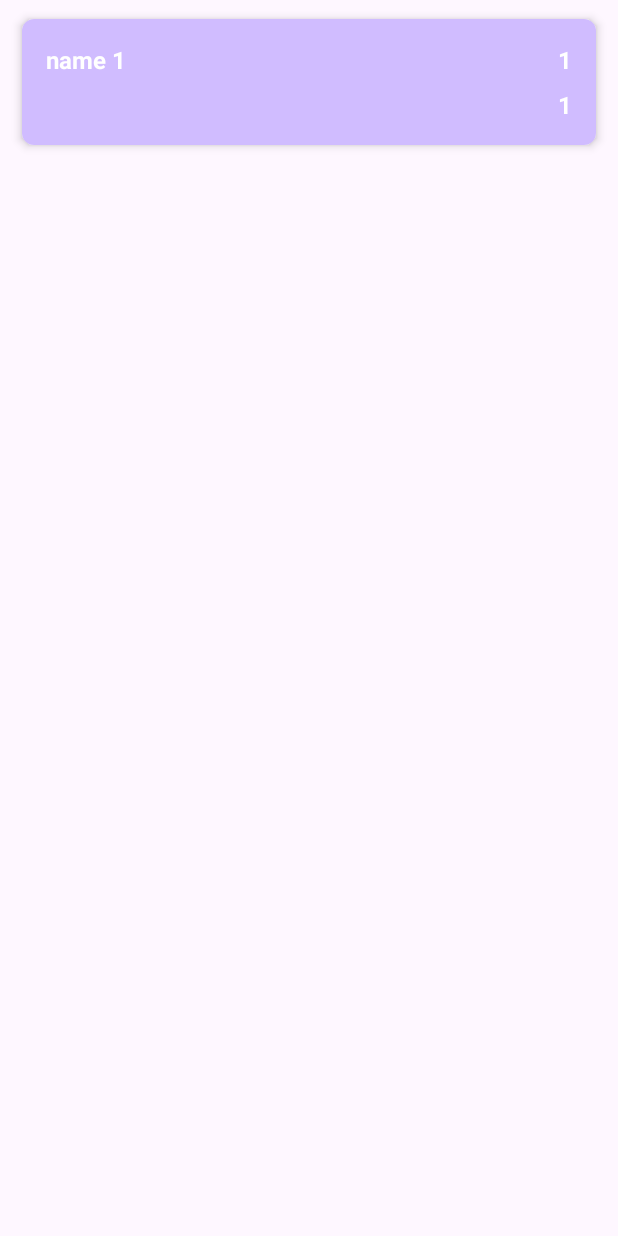
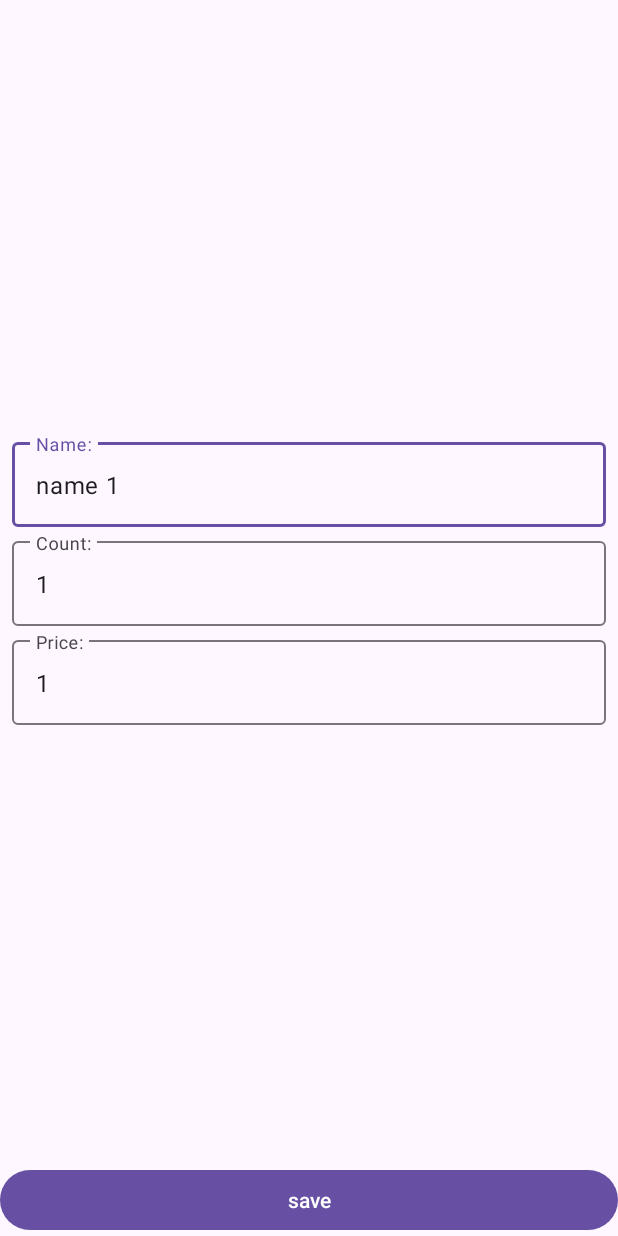
Before and after one commit to EgorPoprotskiy/MyShopping, an Android app: the screen it shows after launch (MainActivity before the commit, ShopItemActivity after it), after a tap on an icon or button, on a phone screen of 412 x 824 dp. Run offline under Robolectric (Android 15) with nearby library versions, the phone set to English and light mode, and no system bars.

Commit message:
two screen & ViewModel

```diff
--- a/app/src/main/AndroidManifest.xml
+++ b/app/src/main/AndroidManifest.xml
@@ -13,6 +13,10 @@
         android:theme="@style/Theme.MyShopping"
         tools:targetApi="31">
         <activity
+            android:name=".presentation.ShopItemActivity"
+            android:windowSoftInputMode="adjustResize"
+            android:exported="false" />
+        <activity
             android:name=".presentation.MainActivity"
             android:exported="true">
             <intent-filter>
@@ -22,5 +26,4 @@
             </intent-filter>
         </activity>
     </application>
-
 </manifest>
--- a/app/src/main/java/com/egorpoprotskiy/myshopping/data/ShopListRepositoryImpl.kt
+++ b/app/src/main/java/com/egorpoprotskiy/myshopping/data/ShopListRepositoryImpl.kt
@@ -8,8 +8,9 @@ import java.lang.RuntimeException
 import kotlin.random.Random
 
 object ShopListRepositoryImpl: ShopRepository {
+    private val shopListAllLD = MutableLiveData<List<ShopItem>>()
     private val shopItemAll = sortedSetOf<ShopItem>({ o1, o2 -> o1.id.compareTo(o2.id) })
-    private val shopListAllLD = MutableLiveData<List<ShopItem>>()
+
     private var autoIncrementId = 0
     init {
         for (i in 1 until 10) {
--- a/app/src/main/java/com/egorpoprotskiy/myshopping/presentation/MainActivity.kt
+++ b/app/src/main/java/com/egorpoprotskiy/myshopping/presentation/MainActivity.kt
@@ -7,6 +7,7 @@ import androidx.lifecycle.ViewModelProvider
 import androidx.recyclerview.widget.ItemTouchHelper
 import androidx.recyclerview.widget.RecyclerView
 import com.egorpoprotskiy.myshopping.R
+import com.google.android.material.floatingactionbutton.FloatingActionButton
 
 class MainActivity : AppCompatActivity() {
     private lateinit var viewModel: MainViewModel
@@ -18,6 +19,11 @@ class MainActivity : AppCompatActivity() {
         viewModel = ViewModelProvider(this)[MainViewModel::class.java]
         viewModel.shopList.observe(this) {
             shopListAdapter.submitList(it)
+        }
+        val buttonAddItem = findViewById<FloatingActionButton>(R.id.add_item)
+        buttonAddItem.setOnClickListener {
+            val intent = ShopItemActivity.newIntentAddItem(this)
+            startActivity(intent)
         }
     }
     private fun setupRecyclerView() {
@@ -45,7 +51,8 @@ class MainActivity : AppCompatActivity() {
     }
     private fun setupOnClickListener() {
         shopListAdapter.onShopItemClickListener = {
-            TODO()
+            val intent = ShopItemActivity.newIntentEditItem(this, it.id)
+            startActivity(intent)
         }
     }
     private fun setupOnSwipe(recyclerViewList: RecyclerView) {
--- /dev/null
+++ b/app/src/main/java/com/egorpoprotskiy/myshopping/presentation/ShopItemActivity.kt
@@ -0,0 +1,168 @@
+package com.egorpoprotskiy.myshopping.presentation
+
+import android.content.Context
+import android.content.Intent
+import androidx.appcompat.app.AppCompatActivity
+import android.os.Bundle
+import android.text.Editable
+import android.text.TextWatcher
+import android.widget.Button
+import android.widget.TextView
+import androidx.lifecycle.ViewModel
+import androidx.lifecycle.ViewModelProvider
+import com.egorpoprotskiy.myshopping.R
+import com.egorpoprotskiy.myshopping.domain.ShopItem
+import com.google.android.material.textfield.TextInputLayout
+
+class ShopItemActivity : AppCompatActivity() {
+    private lateinit var viewModel: ShopItemViewModel
+    private lateinit var tilName: TextInputLayout
+    private lateinit var etName: TextView
+    private lateinit var tilNameCount: TextInputLayout
+    private lateinit var etNameCount: TextView
+    private lateinit var tilPriceCount: TextInputLayout
+    private lateinit var etPriceCount: TextView
+    private lateinit var buttonSave: Button
+    private var screenMode = MODE_UNKNOW
+    private var shopItemId = ShopItem.ID_NOTFOUND
+
+    override fun onCreate(savedInstanceState: Bundle?) {
+        super.onCreate(savedInstanceState)
+        setContentView(R.layout.activity_shop_item)
+        parseIntent()
+        viewModel = ViewModelProvider(this)[ShopItemViewModel::class.java]
+        initViews()
+        addTextChangeListener()
+        launchRightMode()
+        observeViewModel()
+    }
+
+    private fun initViews() {
+        tilName = findViewById(R.id.til_name)
+        etName = findViewById(R.id.et_name)
+        tilNameCount = findViewById(R.id.til_nameCount)
+        etNameCount = findViewById(R.id.et_nameCount)
+        tilPriceCount = findViewById(R.id.til_priceCount)
+        etPriceCount = findViewById(R.id.et_priceCount)
+        buttonSave = findViewById(R.id.save_button)
+    }
+
+    private fun parseIntent() {
+        if (!intent.hasExtra(EXTRA_SCREEN_MODE)) {
+            throw RuntimeException("param screen mode is absent")
+        }
+        val mode = intent.getStringExtra(EXTRA_SCREEN_MODE)
+        if (mode != MODE_EDIT && mode != MODE_ADD) {
+            throw RuntimeException("Unknow screen mode $mode")
+        }
+        screenMode = mode
+        if (screenMode == MODE_EDIT) {
+            if (!intent.hasExtra(EXTRA_SHOP_ITEM_ID)) {
+                throw RuntimeException("param shop item id is absent")
+            }
+            shopItemId = intent.getIntExtra(EXTRA_SHOP_ITEM_ID, ShopItem.ID_NOTFOUND)
+        }
+    }
+
+    private fun launchRightMode() {
+        when (screenMode) {
+            MODE_EDIT -> launchEditMode()
+            MODE_ADD -> launchAddMode()
+        }
+    }
+
+    private fun launchEditMode() {
+        viewModel.getShopItem(shopItemId)
+        viewModel.shopItem.observe(this) {
+            etName.setText(it.name)
+            etNameCount.setText(it.nameCount.toString())
+            etPriceCount.setText(it.priceCount.toString())
+        }
+        buttonSave.setOnClickListener {
+            viewModel.editShopItem(etName.text?.toString(), etNameCount.text?.toString(), etPriceCount.text?.toString())
+        }
+    }
+    private fun launchAddMode() {
+        viewModel.addShopItem(etName.text?.toString(), etNameCount.text?.toString(), etPriceCount.text?.toString())
+    }
+
+    private fun addTextChangeListener() {
+        etName.addTextChangedListener(object : TextWatcher {
+            override fun beforeTextChanged(s: CharSequence?, start: Int, count: Int, after: Int) {
+            }
+            override fun onTextChanged(s: CharSequence?, start: Int, count: Int, after: Int) {
+                viewModel.resetErrorInputName()
+            }
+            override fun afterTextChanged(p0: Editable?) {
+            }
+        })
+        etNameCount.addTextChangedListener(object : TextWatcher {
+            override fun beforeTextChanged(s: CharSequence?, start: Int, count: Int, after: Int) {
+            }
+            override fun onTextChanged(s: CharSequence?, start: Int, count: Int, after: Int) {
+                viewModel.resetErrorInputNameCount()
+            }
+            override fun afterTextChanged(p0: Editable?) {
+            }
+        })
+        etPriceCount.addTextChangedListener(object : TextWatcher {
+            override fun beforeTextChanged(s: CharSequence?, start: Int, count: Int, after: Int) {
+            }
+            override fun onTextChanged(s: CharSequence?, start: Int, count: Int, after: Int) {
+                viewModel.resetErrorInputPriceCount()
+            }
+            override fun afterTextChanged(p0: Editable?) {
+            }
+        })
+    }
+    private fun observeViewModel() {
+        viewModel.errorInputName.observe(this) {
+            val message = if (it) {
+                getString(R.string.error_input_name)
+            } else {
+                null
+            }
+            tilName.error = message
+        }
+        viewModel.errorInputNameCount.observe(this) {
+            val message = if (it) {
+                getString(R.string.error_input_nameCount)
+            } else {
+                null
+            }
+            tilNameCount.error = message
+        }
+        viewModel.errorInputPriceCount.observe(this) {
+            val message = if (it) {
+                getString(R.string.error_input_priceCount)
+            } else {
+                null
+            }
+            tilPriceCount.error = message
+        }
+        viewModel.shouldCloseScreen.observe(this){
+            finish()
+        }
+    }
+
+    companion object {
+        private const val EXTRA_SCREEN_MODE = "extra_mode"
+        private const val EXTRA_SHOP_ITEM_ID = "extra_shop_item_id"
+        private const val MODE_ADD = "mode_add"
+        private const val MODE_EDIT = "mode_edit"
+        private const val MODE_UNKNOW = ""
+
+        fun newIntentAddItem(context: Context): Intent {
+            val intent = Intent(context, ShopItemActivity::class.java)
+            intent.putExtra(EXTRA_SCREEN_MODE, MODE_ADD)
+            return intent
+        }
+
+        fun newIntentEditItem(context: Context, shopItemId: Int): Intent {
+            val intent = Intent(context, ShopItemActivity::class.java)
+            intent.putExtra(EXTRA_SCREEN_MODE, MODE_EDIT)
+            intent.putExtra(EXTRA_SHOP_ITEM_ID, shopItemId)
+            return intent
+        }
+    }
+}
--- /dev/null
+++ b/app/src/main/java/com/egorpoprotskiy/myshopping/presentation/ShopItemViewModel.kt
@@ -0,0 +1,117 @@
+package com.egorpoprotskiy.myshopping.presentation
+
+import android.app.Application
+import androidx.lifecycle.LiveData
+import androidx.lifecycle.MutableLiveData
+import androidx.lifecycle.ViewModel
+import com.egorpoprotskiy.myshopping.data.ShopListRepositoryImpl
+import com.egorpoprotskiy.myshopping.domain.AddShopItemUseCase
+import com.egorpoprotskiy.myshopping.domain.EditShopItemUseCase
+import com.egorpoprotskiy.myshopping.domain.GetShopItemUseCase
+import com.egorpoprotskiy.myshopping.domain.ShopItem
+import java.lang.Exception
+
+class ShopItemViewModel: ViewModel() {
+    private val repository = ShopListRepositoryImpl
+    private val getShopItemUseCase = GetShopItemUseCase(repository)
+    private val addShopItemUseCase = AddShopItemUseCase(repository)
+    private val editShopItemUseCase = EditShopItemUseCase(repository)
+
+    fun addShopItem(inputName: String?, inputNameCount: String?, inputPriceCount: String?) {
+        val name = parseName(inputName)
+        val nameCount = parseNameCount(inputNameCount)
+        val priceCount = parsePriceCount(inputPriceCount)
+        val fieldsValid = validateInput(name, nameCount, priceCount)
+        if (fieldsValid) {
+            val shopItem = ShopItem(name, nameCount, priceCount, true)
+            addShopItemUseCase.addShopItem(shopItem)
+            finishWork()
+        }
+    }
+    private fun parseName(inputName: String?): String {
+        return inputName?.trim() ?: ""
+    }
+    private fun parseNameCount(inputNameCout: String?): Int {
+        return try {
+            inputNameCout?.trim()?.toInt() ?: 0
+        } catch (e: Exception) {
+            0
+        }
+    }
+    private fun parsePriceCount(inputPriceCount: String?): Int {
+        return try {
+            inputPriceCount?.trim()?.toInt() ?: 0
+        } catch (e: Exception) {
+            0
+        }
+    }
+
+
+    private val _shopItem = MutableLiveData<ShopItem>()
+    val shopItem: LiveData<ShopItem>
+        get() = _shopItem
+    fun getShopItem(shopItemId: Int) {
+        val item = getShopItemUseCase.getShopItem(shopItemId)
+        _shopItem.value = item
+    }
+    private val _shouldCloseScreen = MutableLiveData<Unit>()
+    val shouldCloseScreen: LiveData<Unit>
+        get() = _shouldCloseScreen
+    fun editShopItem(inputName: String?, inputNameCount: String?, inputPriceCount: String?) {
+        val name = parseName(inputName)
+        val nameCount = parseNameCount(inputNameCount)
+        val priceCount = parsePriceCount(inputPriceCount)
+        val fieldsValid = validateInput(name, nameCount, priceCount)
+        if (fieldsValid) {
+            _shopItem.value?.let {
+                val item = it.copy(name = name, nameCount = nameCount, priceCount = priceCount)
+                addShopItemUseCase.addShopItem(item)
+                finishWork()
+            }
+        }
+    }
+
+
+    private val _errorInputName = MutableLiveData<Boolean>()
+    val errorInputName: LiveData<Boolean>
+        get() = _errorInputName
+
+    private val _errorInputNameCount = MutableLiveData<Boolean>()
+    val errorInputNameCount: LiveData<Boolean>
+        get() = _errorInputNameCount
+
+    private val _errorinputPriceCount = MutableLiveData<Boolean>()
+    val errorInputPriceCount: LiveData<Boolean>
+        get() = _errorinputPriceCount
+
+
+    private fun validateInput(name: String, nameCount: Int, priceCount: Int): Boolean {
+        var result = true
+        if (name.isBlank()) {
+            _errorInputName.value = true
+            result = true
+        }
+        if (nameCount <= 0) {
+            _errorInputNameCount.value = true
+            result = false
+        }
+        if (priceCount <= 0) {
+            _errorinputPriceCount.value = true
+            result = false
+        }
+        return result
+    }
+    fun resetErrorInputName() {
+        _errorInputName.value = false
+    }
+    fun resetErrorInputNameCount() {
+        _errorInputNameCount.value = false
+    }
+    fun resetErrorInputPriceCount() {
+        _errorinputPriceCount.value = false
+    }
+
+    private fun finishWork() {
+        _shouldCloseScreen.value = Unit
+    }
+}
--- a/app/src/main/java/com/egorpoprotskiy/myshopping/presentation/ShopListAdapter.kt
+++ b/app/src/main/java/com/egorpoprotskiy/myshopping/presentation/ShopListAdapter.kt
@@ -45,9 +45,9 @@ class ShopListAdapter: ListAdapter<ShopItem, ShopItemViewHolder>(ShopItemDiffCal
     }
 
     companion object {
-        const val VIEW_TYPE_ACTIVE = 0
-        const val VIEW_TYPE_INACTIVE = 1
+        const val VIEW_TYPE_ACTIVE = 100
+        const val VIEW_TYPE_INACTIVE = 101
 
-        const val MAX_SIZE_POOL = 15
+        const val MAX_SIZE_POOL = 30
     }
 }
--- /dev/null
+++ b/app/src/main/res/drawable/baseline_add_24.xml
@@ -0,0 +1,5 @@
+<vector android:height="24dp" android:tint="#000000"
+    android:viewportHeight="24" android:viewportWidth="24"
+    android:width="24dp" xmlns:android="http://schemas.android.com/apk/res/android">
+    <path android:fillColor="@android:color/white" android:pathData="M19,13h-6v6h-2v-6H5v-2h6V5h2v6h6v2z"/>
+</vector>
--- /dev/null
+++ b/app/src/main/res/layout/activity_shop_item.xml
@@ -0,0 +1,80 @@
+<?xml version="1.0" encoding="utf-8"?>
+<androidx.constraintlayout.widget.ConstraintLayout xmlns:android="http://schemas.android.com/apk/res/android"
+    xmlns:app="http://schemas.android.com/apk/res-auto"
+    xmlns:tools="http://schemas.android.com/tools"
+    android:layout_width="match_parent"
+    android:layout_height="match_parent"
+    tools:context=".presentation.ShopItemActivity">
+
+    <com.google.android.material.textfield.TextInputLayout
+        android:id="@+id/til_name"
+        android:layout_width="0dp"
+        android:layout_height="wrap_content"
+        android:layout_marginStart="@dimen/start"
+        android:layout_marginEnd="@dimen/end"
+        android:layout_marginBottom="4dp"
+        app:layout_constraintBottom_toTopOf="@+id/til_nameCount"
+        app:layout_constraintEnd_toEndOf="parent"
+        app:layout_constraintStart_toStartOf="parent"
+        app:layout_constraintTop_toTopOf="parent"
+        app:layout_constraintVertical_bias="0.5"
+        app:layout_constraintVertical_chainStyle="packed">
+
+        <com.google.android.material.textfield.TextInputEditText
+            android:id="@+id/et_name"
+            android:layout_width="match_parent"
+            android:layout_height="wrap_content"
+            android:hint="@string/name"
+            android:inputType="textCapWords" />
+    </com.google.android.material.textfield.TextInputLayout>
+
+    <com.google.android.material.textfield.TextInputLayout
+        android:id="@+id/til_nameCount"
+        android:layout_width="0dp"
+        android:layout_height="wrap_content"
+        android:layout_marginStart="@dimen/start"
+        android:layout_marginEnd="@dimen/end"
+        android:layout_marginBottom="4dp"
+        app:layout_constraintBottom_toTopOf="@id/til_priceCount"
+        app:layout_constraintEnd_toEndOf="parent"
+        app:layout_constraintStart_toStartOf="parent"
+        app:layout_constraintTop_toBottomOf="@id/til_name">
+
+        <com.google.android.material.textfield.TextInputEditText
+            android:id="@+id/et_nameCount"
+            android:layout_width="match_parent"
+            android:layout_height="wrap_content"
+            android:hint="@string/count"
+            android:inputType="number" />
+    </com.google.android.material.textfield.TextInputLayout>
+
+    <com.google.android.material.textfield.TextInputLayout
+        android:id="@+id/til_priceCount"
+        android:layout_width="0dp"
+        android:layout_height="wrap_content"
+        android:layout_marginStart="@dimen/start"
+        android:layout_marginEnd="@dimen/end"
+        android:layout_marginBottom="4dp"
+        app:layout_constraintBottom_toTopOf="@id/save_button"
+        app:layout_constraintEnd_toEndOf="parent"
+        app:layout_constraintStart_toStartOf="parent"
+        app:layout_constraintTop_toBottomOf="@id/til_nameCount">
+
+        <com.google.android.material.textfield.TextInputEditText
+            android:id="@+id/et_priceCount"
+            android:layout_width="match_parent"
+            android:layout_height="wrap_content"
+            android:hint="@string/price"
+            android:inputType="number" />
+    </com.google.android.material.textfield.TextInputLayout>
+
+    <Button
+        android:id="@+id/save_button"
+        android:layout_width="0dp"
+        android:layout_height="wrap_content"
+        android:text="@string/save"
+        app:layout_constraintBottom_toBottomOf="parent"
+        app:layout_constraintEnd_toEndOf="parent"
+        app:layout_constraintStart_toStartOf="parent"></Button>
+
+</androidx.constraintlayout.widget.ConstraintLayout>
--- a/app/src/main/res/values/strings.xml
+++ b/app/src/main/res/values/strings.xml
@@ -1,3 +1,11 @@
 <resources>
     <string name="app_name">My shopping</string>
+    <string name="add_new_element">add new element</string>
+    <string name="name">Name:</string>
+    <string name="count">Count:</string>
+    <string name="price">Price:</string>
+    <string name="save">save</string>
+    <string name="error_input_name">Error input name</string>
+    <string name="error_input_nameCount">Error input count</string>
+    <string name="error_input_priceCount">Error input price</string>
 </resources>
```
Also changed, not shown: app/src/main/res/layout/activity_main.xml (+13 -2 lines).
